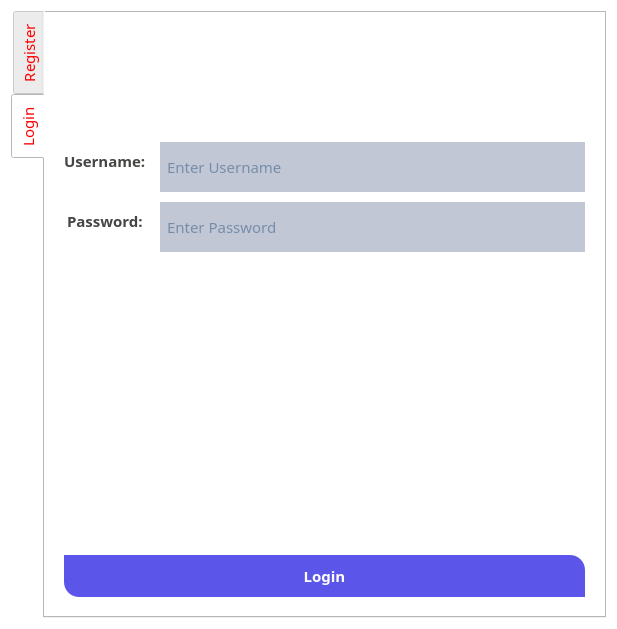
KramStyles/ada, file ui/login.ui: the form before one commit.
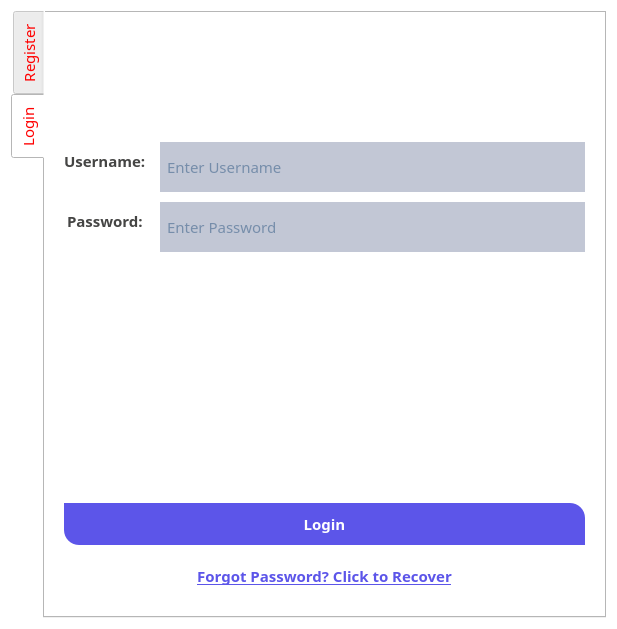
The form after the commit. Icons and pictures are not drawn.

Commit message: Message box and  forgotten password features added..

The edit to the form file:
```diff
--- a/ui/login.ui
+++ b/ui/login.ui
@@ -855,6 +855,21 @@
            </property>
           </widget>
          </item>
+         <item row="6" column="0" colspan="2">
+          <widget class="QPushButton" name="btnForgot">
+           <property name="cursor">
+            <cursorShape>PointingHandCursor</cursorShape>
+           </property>
+           <property name="styleSheet">
+            <string notr="true">color: #5C55E9;
+text-decoration: underline;
+background: transparent;</string>
+           </property>
+           <property name="text">
+            <string>Forgot Password? Click to Recover</string>
+           </property>
+          </widget>
+         </item>
         </layout>
        </item>
       </layout>
```
The commit also changes 4 other files.
